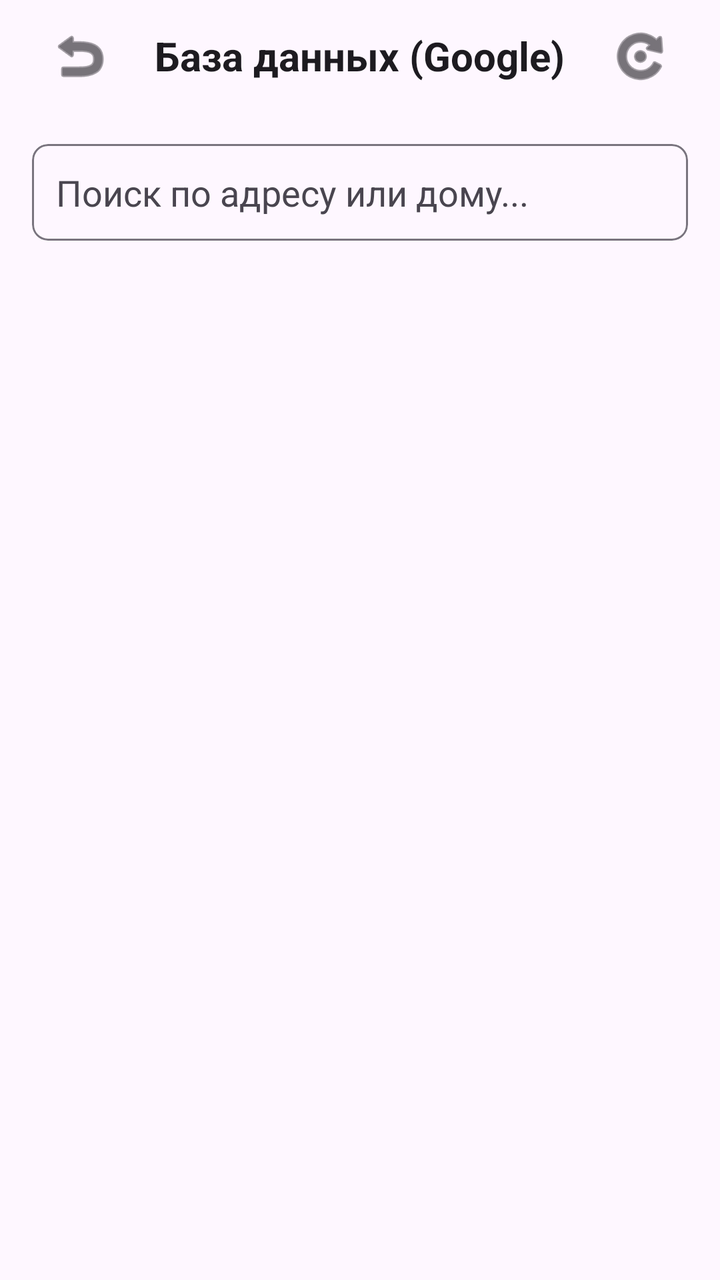
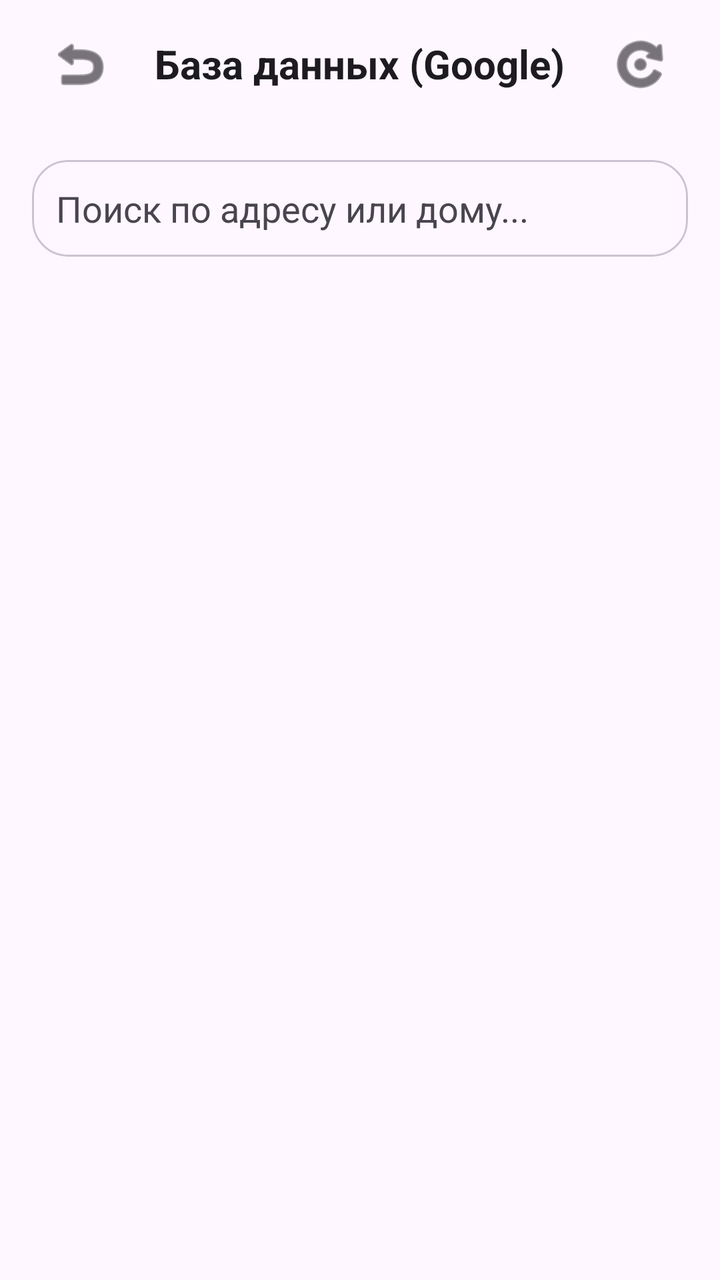

The first picture is an Android layout as it rendered before a commit; the second is the same layout after the commit. The layout source and the unified diff follow.
<!-- AndroidManifest.xml: application theme Theme.BaseHome -->
<!-- res/layout/activity_google_database.xml -->
<?xml version="1.0" encoding="utf-8"?>
<LinearLayout xmlns:android="http://schemas.android.com/apk/res/android"
    xmlns:app="http://schemas.android.com/apk/res-auto"
    android:layout_width="match_parent"
    android:layout_height="match_parent"
    android:orientation="vertical"
    android:background="?android:attr/windowBackground"
    android:fitsSystemWindows="true">

    
    <RelativeLayout
        android:layout_width="match_parent"
        android:layout_height="56dp"
        android:paddingHorizontal="16dp">

        <ImageButton
            android:id="@+id/btnBackDatabase"
            android:layout_width="48dp"
            android:layout_height="48dp"
            android:layout_centerVertical="true"
            android:background="?android:attr/selectableItemBackgroundBorderless"
            android:src="@android:drawable/ic_menu_revert"
            app:tint="?android:attr/textColorPrimary" />

        <TextView
            android:layout_width="wrap_content"
            android:layout_height="wrap_content"
            android:layout_centerInParent="true"
            android:text="База данных (Google)"
            android:textSize="20sp"
            android:textStyle="bold"
            android:textColor="?android:attr/textColorPrimary" />

        <ImageButton
            android:id="@+id/btnUpdateDatabase"
            android:layout_width="48dp"
            android:layout_height="48dp"
            android:layout_alignParentEnd="true"
            android:layout_centerVertical="true"
            android:background="?android:attr/selectableItemBackgroundBorderless"
            android:src="@android:drawable/ic_menu_rotate"
            app:tint="?android:attr/textColorPrimary" />
    </RelativeLayout>

    
    <com.google.android.material.card.MaterialCardView
        android:layout_width="match_parent"
        android:layout_height="wrap_content"
        android:layout_margin="16dp"
        app:cardCornerRadius="8dp"
        app:cardElevation="0dp"
        app:strokeWidth="1dp"
        app:strokeColor="?attr/colorOutline">

        <EditText
            android:id="@+id/etSearchDatabase"
            android:layout_width="match_parent"
            android:layout_height="wrap_content"
            android:hint="Поиск по адресу или дому..."
            android:padding="12dp"
            android:textColor="?android:attr/textColorPrimary"
            android:textColorHint="?android:attr/textColorSecondary"
            android:background="@android:color/transparent"
            android:inputType="text"
            android:maxLines="1" />
    </com.google.android.material.card.MaterialCardView>

    
    <LinearLayout
        android:id="@+id/llLoadingContainer"
        android:layout_width="match_parent"
        android:layout_height="wrap_content"
        android:orientation="vertical"
        android:gravity="center"
        android:visibility="gone">

        <ProgressBar
            android:id="@+id/pbLoading"
            style="?android:attr/progressBarStyleHorizontal"
            android:layout_width="match_parent"
            android:layout_height="wrap_content"
            android:layout_marginHorizontal="32dp"
            android:indeterminate="true" />

        <TextView
            android:id="@+id/tvLoadingMessage"
            android:layout_width="wrap_content"
            android:layout_height="wrap_content"
            android:text="Загрузка данных из Google Таблиц..."
            android:textColor="?android:attr/textColorSecondary"
            android:textSize="14sp"
            android:layout_marginTop="8dp" />
    </LinearLayout>

    <androidx.recyclerview.widget.RecyclerView
        android:id="@+id/rvDatabaseResults"
        android:layout_width="match_parent"
        android:layout_height="match_parent"
        android:layout_marginTop="8dp" />

</LinearLayout>
<!-- resources referenced by this layout -->
<resources>
  <style name="Theme.BaseHome" parent="Base.Theme.BaseHome" />
  <style name="Base.Theme.BaseHome" parent="Theme.Material3.DayNight.NoActionBar">
          
          
      </style>
</resources>

<!-- the commit's change to res/layout/activity_google_database.xml (unified diff, before → after) -->
@@ -10,7 +10,7 @@
     
     <RelativeLayout
         android:layout_width="match_parent"
-        android:layout_height="56dp"
+        android:layout_height="64dp"
         android:paddingHorizontal="16dp">
 
         <ImageButton
@@ -47,10 +47,10 @@
         android:layout_width="match_parent"
         android:layout_height="wrap_content"
         android:layout_margin="16dp"
-        app:cardCornerRadius="8dp"
+        app:cardCornerRadius="18dp"
         app:cardElevation="0dp"
         app:strokeWidth="1dp"
-        app:strokeColor="?attr/colorOutline">
+        app:strokeColor="?attr/colorOutlineVariant">
 
         <EditText
             android:id="@+id/etSearchDatabase"
@@ -96,6 +96,8 @@
         android:id="@+id/rvDatabaseResults"
         android:layout_width="match_parent"
         android:layout_height="match_parent"
-        android:layout_marginTop="8dp" />
+        android:layout_marginTop="8dp"
+        android:paddingHorizontal="12dp"
+        android:paddingBottom="16dp" />
 
 </LinearLayout>
<!-- resource entries referenced after the edit -->
@@ -2,8 +2,20 @@
 <resources>
   <style name="Theme.BaseHome" parent="Base.Theme.BaseHome" />
   <style name="Base.Theme.BaseHome" parent="Theme.Material3.DayNight.NoActionBar">
-          
-          
+          <item name="colorPrimary">@color/brand_primary</item>
+          <item name="colorSecondary">@color/brand_accent</item>
+          <item name="colorSurface">?android:attr/colorBackground</item>
+          <item name="colorOutline">?android:attr/textColorHint</item>
+          <item name="shapeAppearanceSmallComponent">@style/ShapeAppearance.BaseHome.Small</item>
+          <item name="shapeAppearanceMediumComponent">@style/ShapeAppearance.BaseHome.Medium</item>
+      </style>
+  <color name="brand_primary">#496783</color>
+  <color name="brand_accent">#6A7F6A</color>
+  <style name="ShapeAppearance.BaseHome.Small" parent="ShapeAppearance.Material3.Corner.Small">
+          <item name="cornerSize">12dp</item>
+      </style>
+  <style name="ShapeAppearance.BaseHome.Medium" parent="ShapeAppearance.Material3.Corner.Medium">
+          <item name="cornerSize">20dp</item>
       </style>
 </resources>
 
